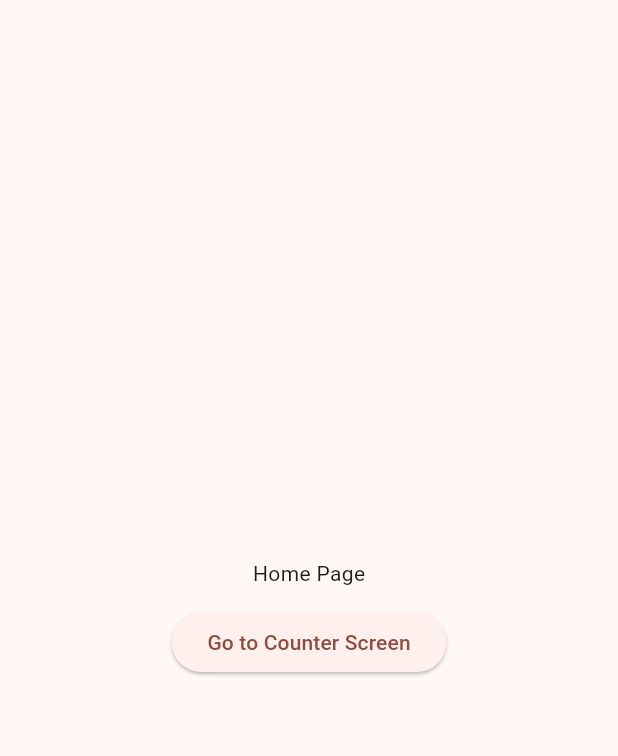
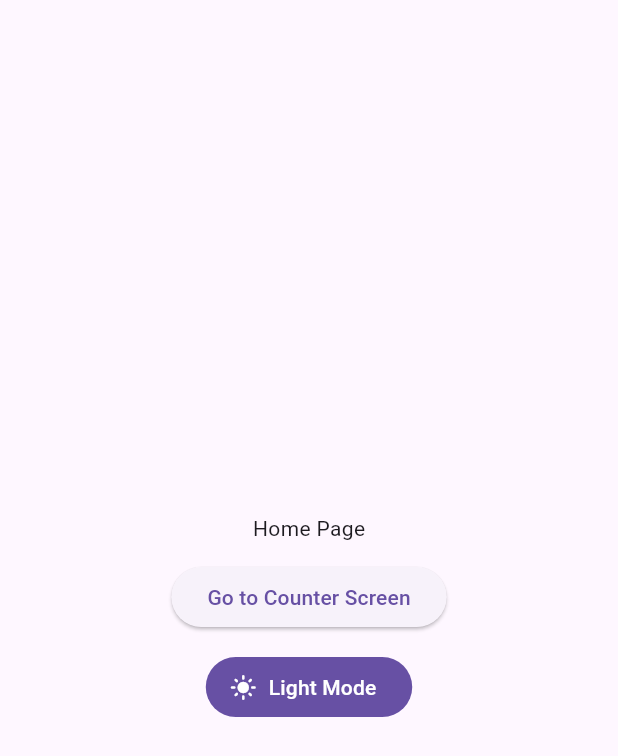
Before and after one commit to hulsambath/Obsidian, a Flutter app: the screen it shows after launch, on a phone screen of 412 x 824 dp. Shown: the top 756 px of the screen. Run offline on Flutter 3.47's test engine with Material 3 defaults, Android fonts, the phone set to English and light mode, and no system bars; our stand-ins replace auto_route.

Commit message:
Close #6 set up global state management provider (#7)

```diff
--- /dev/null
+++ b/lib/app.dart
@@ -0,0 +1,22 @@
+import 'package:flutter/material.dart';
+import 'package:provider/provider.dart';
+import 'package:vendor_app/core/routes/app_router.dart';
+import 'package:vendor_app/provider/theme_provider.dart';
+
+class App extends StatelessWidget {
+  App({super.key});
+  final _appRouter = AppRouter();
+
+  @override
+  Widget build(BuildContext context) {
+    final ThemeProvider themeProvider = Provider.of<ThemeProvider>(context);
+
+    return MaterialApp.router(
+      debugShowCheckedModeBanner: false,
+      themeMode: themeProvider.themeMode,
+      theme: themeProvider.lightTheme,
+      darkTheme: themeProvider.darkTheme,
+      routerConfig: _appRouter.config(),
+    );
+  }
+}
--- a/lib/routes/app_router.dart
+++ b/lib/core/routes/app_router.dart
@@ -1,6 +1,6 @@
 import 'package:auto_route/auto_route.dart';
 import 'package:flutter/material.dart';
-import 'package:vendor_app/routes/routers/routers.dart';
+import 'package:vendor_app/core/routes/routers/routers.dart';
 import 'package:vendor_app/view/counter_screen.dart';
 import 'package:vendor_app/view/home_screen.dart';
 
--- a/lib/routes/routers/routers.dart
+++ b/lib/core/routes/routers/routers.dart
@@ -1,5 +1,5 @@
 import 'package:auto_route/auto_route.dart';
-import 'package:vendor_app/routes/app_router.dart';
+import 'package:vendor_app/core/routes/app_router.dart';
 
 final routers = [
   AutoRoute(page: HomeRoute.page, initial: true),
--- a/lib/main.dart
+++ b/lib/main.dart
@@ -1,25 +1,16 @@
-import 'package:flutter/material.dart';
-import 'package:vendor_app/routes/app_router.dart';
+import 'package:flutter/material.dart' deferred as material show WidgetsFlutterBinding, runApp;
+import 'package:vendor_app/app.dart';
+import 'package:vendor_app/provider_scope.dart';
 
-void main() {
-  runApp(MyApp());
+void main() async {
+  await material.loadLibrary();
+
+  material.WidgetsFlutterBinding.ensureInitialized();
+  // await initializer.Initializer.load();
+
+  material.runApp(
+    ProviderScope(
+      child: App(),
+    ),
+  );
 }
-
-class MyApp extends StatelessWidget {
-  MyApp({super.key});
-  final _appRouter = AppRouter();
-  @override
-  Widget build(BuildContext context) {
-    return MaterialApp.router(
-      debugShowCheckedModeBanner: false,
-      title: 'Flutter Demo',
-      theme: ThemeData(
-        colorScheme: ColorScheme.fromSeed(
-          seedColor: const Color(0xFFFF2814),
-        ),
-        useMaterial3: true,
-      ),
-      routerConfig: _appRouter.config(),
-    );
-  }
-}
--- /dev/null
+++ b/lib/provider/theme_provider.dart
@@ -0,0 +1,29 @@
+import 'package:flutter/material.dart';
+import 'package:flutter/scheduler.dart';
+
+class ThemeProvider extends ChangeNotifier {
+  ThemeData get lightTheme => ThemeData();
+  ThemeData get darkTheme => ThemeData();
+
+  ThemeMode _themeMode = ThemeMode.light;
+  ThemeMode get themeMode => _themeMode;
+
+  void toggleThemeMode() async {
+    _themeMode = isDarkMode() ? ThemeMode.light : ThemeMode.dark;
+    notifyListeners();
+  }
+
+  void setThemeMode(ThemeMode themeMode) async {
+    _themeMode = themeMode;
+    notifyListeners();
+  }
+
+  bool isDarkMode() {
+    if (themeMode == ThemeMode.system) {
+      Brightness? brightness = SchedulerBinding.instance.platformDispatcher.platformBrightness;
+      return brightness == Brightness.dark;
+    } else {
+      return themeMode == ThemeMode.dark;
+    }
+  }
+}
--- /dev/null
+++ b/lib/provider_scope.dart
@@ -0,0 +1,25 @@
+import 'package:flutter/material.dart';
+import 'package:provider/provider.dart';
+import 'package:vendor_app/provider/theme_provider.dart';
+
+// global providers
+class ProviderScope extends StatelessWidget {
+  const ProviderScope({
+    super.key,
+    required this.child,
+  });
+
+  final Widget child;
+
+  @override
+  Widget build(BuildContext context) {
+    return MultiProvider(
+      providers:  [
+        ListenableProvider<ThemeProvider>(
+          create: (context) => ThemeProvider(),
+        ),
+      ],
+      child: child,
+    );
+  }
+}
--- a/lib/view/home_screen.dart
+++ b/lib/view/home_screen.dart
@@ -1,7 +1,9 @@
 import 'package:auto_route/auto_route.dart';
 import 'package:flutter/material.dart';
+import 'package:provider/provider.dart';
+import 'package:vendor_app/provider/theme_provider.dart';
 
-import '../routes/app_router.dart';
+import '../core/routes/app_router.dart';
 
 @RoutePage()
 class HomeScreen extends StatefulWidget {
@@ -12,6 +14,8 @@ class HomeScreen extends StatefulWidget {
 }
 
 class _HomeScreenState extends State<HomeScreen> {
+  bool dark = false;
+
   @override
   Widget build(BuildContext context) {
     return Scaffold(
@@ -33,6 +37,21 @@ class _HomeScreenState extends State<HomeScreen> {
                 );
               },
               child: const Text('Go to Counter Screen'),
+            ),
+            const SizedBox(
+              height: 12,
+            ),
+            FilledButton.icon(
+              onPressed: () {
+                setState(() {
+                  dark = !dark;
+                });
+                context.read<ThemeProvider>().toggleThemeMode();
+              },
+              label: dark ? const Text('Dark Mode') : const Text('Light Mode'),
+              icon: dark
+                  ? const Icon(Icons.dark_mode)
+                  : const Icon(Icons.light_mode),
             )
           ],
         ),
--- a/pubspec.yaml
+++ b/pubspec.yaml
@@ -15,6 +15,8 @@ dependencies:
 
   cupertino_icons: ^1.0.6
   auto_route: ^8.3.0
+  provider: ^6.1.2
+  # google_fonts: ^6.2.1
 
 dev_dependencies:
   flutter_test:
```
Also changed, not shown: lib/app_scope.dart (added, +25 -0 lines), lib/constans/config_constant.dart (added, +193 -0 lines), lib/core/routes/app_router.gr.dart (renamed from lib/routes/app_router.gr.dart), pubspec.lock, 2 other files.
